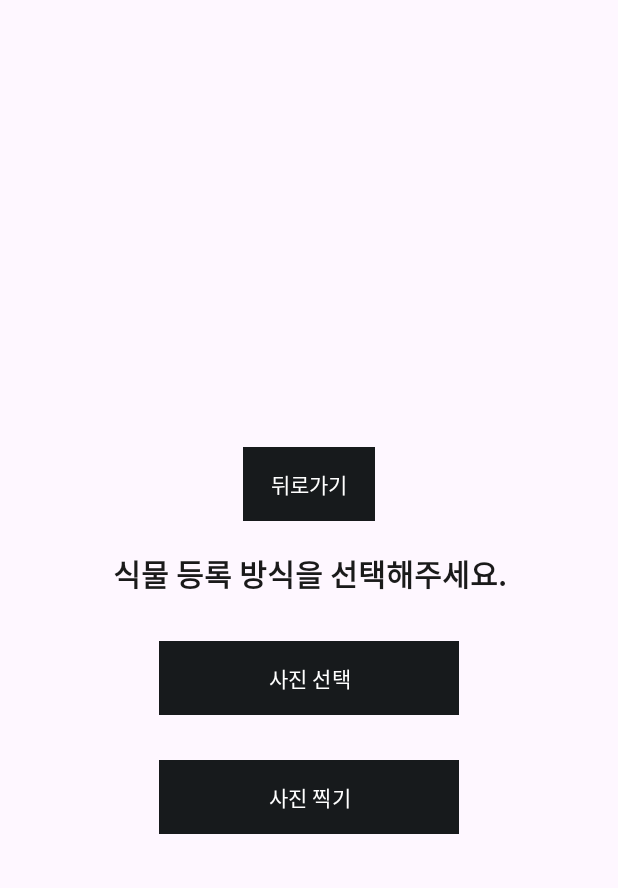
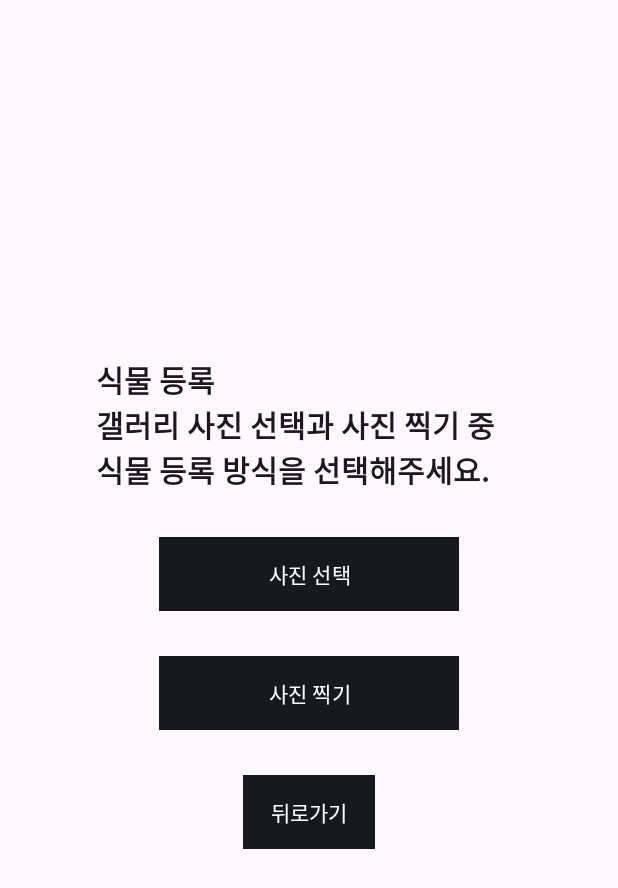
Before and after one commit to teamguguma/plant-app-frontend-v1.2, an Android app: the testActivity screen opened directly, with no data from a screen before it, on a phone screen of 412 x 824 dp. Shown: the top 888 px of the screen. Run offline under Robolectric (Android 15) with nearby library versions, the phone set to English and light mode, and no system bars.

```diff
--- a/app/src/main/java/com/guguma/guguma_application/InfoFragment.kt
+++ b/app/src/main/java/com/guguma/guguma_application/InfoFragment.kt
@@ -23,7 +23,6 @@ class InfoFragment : Fragment() {
         return inflater.inflate(R.layout.fragment_info, container, false)
     }
 
-
     override fun onViewCreated(view: View, savedInstanceState: Bundle?) {
         super.onViewCreated(view, savedInstanceState)
 
@@ -40,7 +39,6 @@ class InfoFragment : Fragment() {
         initData()
     }
 
-
     private fun initData() {
 
         datas.apply {
@@ -52,8 +50,4 @@ class InfoFragment : Fragment() {
         infoAdapter.datas.addAll(datas)
         infoAdapter.notifyDataSetChanged()
     }
-
-
-
-
 }
--- a/app/src/main/java/com/guguma/guguma_application/MainActivity.kt
+++ b/app/src/main/java/com/guguma/guguma_application/MainActivity.kt
@@ -9,14 +9,10 @@ import android.content.Intent
 
 class MainActivity : AppCompatActivity() {
 
-
     override fun onCreate(savedInstanceState: Bundle?) {
 
         super.onCreate(savedInstanceState)  // setTheme 다음에 호출
         setContentView(R.layout.activity_main)
-
-
-
 
         val bottomNavigationView: BottomNavigationView = findViewById(R.id.bottom_navigation)
         bottomNavigationView.setOnNavigationItemSelectedListener { item ->
@@ -56,6 +52,4 @@ class MainActivity : AppCompatActivity() {
     private fun replaceFragment(fragment: Fragment){
         supportFragmentManager.beginTransaction().replace(R.id.main_container, fragment).commit()
     }
-
-
 }
--- a/app/src/main/res/layout/activity_search.xml
+++ b/app/src/main/res/layout/activity_search.xml
@@ -25,11 +25,5 @@
             app:layout_constraintEnd_toEndOf="parent"
             app:layout_constraintTop_toTopOf="parent"
             app:queryHint="응가" />
-
     </androidx.appcompat.widget.Toolbar>
-
-
-
-
-
 </androidx.constraintlayout.widget.ConstraintLayout>
--- a/app/src/main/res/layout/activity_test.xml
+++ b/app/src/main/res/layout/activity_test.xml
@@ -13,28 +13,26 @@
         android:orientation="vertical"
         android:gravity="center">
 
-        <Button
-            android:id="@+id/backButton"
-            android:layout_width="wrap_content"
-            android:layout_height="wrap_content"
-            android:layout_gravity="center_horizontal"
-            android:layout_marginTop="30dp"
-            android:layout_marginBottom="20dp"
-            android:background="@color/black"
-            android:contentDescription="@string/back_button"
-            android:padding="10dp"
-            android:text="뒤로가기"
-            android:textColor="@color/white" />
+        <TextView
+        android:id="@+id/noPlantsTextView"
+        android:layout_width="283dp"
+        android:layout_height="wrap_content"
+        android:gravity="left"
+        android:text="식물 등록"
+        android:textColor="@color/blackText"
+        android:textSize="20sp"
+        android:textStyle="bold" />
 
         <TextView
             android:id="@+id/noPlantsTextView"
-            android:layout_width="match_parent"
+            android:layout_width="283dp"
             android:layout_height="wrap_content"
-            android:text="식물 등록 방식을 선택해주세요."
+            android:gravity="left"
+            android:text="갤러리 사진 선택과 사진 찍기 중 식물 등록 방식을 선택해주세요."
             android:textColor="@color/blackText"
             android:textSize="20sp"
-            android:textStyle="bold"
-            android:gravity="center" />
+            android:textStyle="bold" />
+
         <Button
             android:id="@+id/bringGalleryBtn"
             android:layout_width="200dp"
@@ -57,6 +55,18 @@
             android:gravity="center"
             android:layout_marginTop="30dp"
             android:contentDescription="@string/shutter_button_description"/>
+        <Button
+            android:id="@+id/backButton"
+            android:layout_width="wrap_content"
+            android:layout_height="wrap_content"
+            android:layout_gravity="center_horizontal"
+            android:layout_marginTop="30dp"
+            android:layout_marginBottom="20dp"
+            android:background="@color/black"
+            android:contentDescription="@string/back_button"
+            android:padding="10dp"
+            android:text="뒤로가기"
+            android:textColor="@color/white" />
     </LinearLayout>
 
 </androidx.constraintlayout.widget.ConstraintLayout>
--- a/app/src/main/res/layout/fragment_my_plant.xml
+++ b/app/src/main/res/layout/fragment_my_plant.xml
@@ -5,7 +5,6 @@
     android:layout_height="match_parent"
     tools:context=".MyPlantFragment">
 
-    <!-- TODO: Update blank fragment layout -->
     <TextView
         android:layout_width="match_parent"
         android:layout_height="match_parent"
--- a/app/src/main/res/layout/info_item_recycler.xml
+++ b/app/src/main/res/layout/info_item_recycler.xml
@@ -11,7 +11,7 @@
         android:layout_width="wrap_content"
         android:layout_height="wrap_content"
         android:text="항목이름"
-        android:layout_marginLeft="20dp"
+        android:layout_marginStart="20dp"
         android:textSize="18sp"
         android:textColor="@color/blackText"
         app:layout_constraintTop_toTopOf="parent"
--- a/app/src/main/res/values/colors.xml
+++ b/app/src/main/res/values/colors.xml
@@ -1,7 +1,5 @@
 <?xml version="1.0" encoding="utf-8"?>
 <resources>
-
-
     <color name="black">#FF000000</color>
     <color name="white">#FFFFFFFF</color>
     <color name="background">#171A1C</color>
@@ -10,18 +8,5 @@
     <color name="editTextHint">#878C97</color>
     <color name="button">#04CD7F</color>
     <color name="blackText">#1A1A1A</color>
-
-
+    <color name="gray">#808080</color>
 </resources>
-
-<!--
-    <color name="black">#FF000000</color>
-    <color name="white">#FFFFFFFF</color>
-    <color name="background">#171A1C</color>
-    <color name="main_text">#FDFDFD</color>
-    <color name="editText">#202226</color>
-    <color name="editTextHint">#878C97</color>
-    <color name="button">#04CD7F</color>
-    <color name="blackText">#1A1A1A</color>
-
--->
```
Also changed, not shown: app/src/main/java/com/guguma/guguma_application/AddPlantActivity.kt (+17 -4 lines), app/src/main/java/com/guguma/guguma_application/Camera.kt (+7 -2 lines), app/src/main/java/com/guguma/guguma_application/ConfirmPlantActivity.kt (added, +102 -0 lines), app/src/main/res/layout/activity_add_plant.xml (+5 -23 lines), app/src/main/res/layout/activity_confirm_plant.xml (added, +98 -0 lines), app/src/main/res/layout/activity_intro.xml (+5 -5 lines), app/src/main/res/layout/activity_main.xml (+1 -14 lines), app/src/main/res/layout/dialog_edit_name.xml (added, +14 -0 lines), app/src/main/res/layout/fragment_home.xml (+9 -0 lines).
